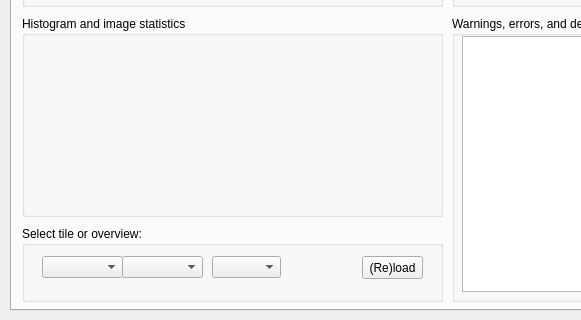
Qt form gui/viewport.ui (SBEMimage/SBEMimage) before a commit; both pictures show x 0 to 581 and y 630 to 950 of the 1050 by 950 pixel window.
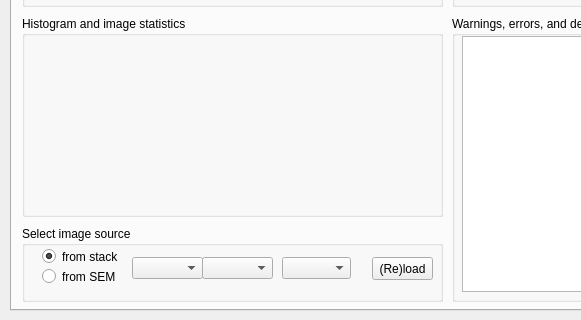
The same form after that commit. The open tabs and pages were chosen to show the change.

Commit message: Improve stats display in viewport window

```diff
--- a/gui/viewport.ui
+++ b/gui/viewport.ui
@@ -537,13 +537,13 @@
       </rect>
      </property>
      <property name="title">
-      <string>Select tile or overview:</string>
+      <string>Select image source</string>
      </property>
      <widget class="QPushButton" name="pushButton_reloadM">
       <property name="geometry">
        <rect>
-        <x>340</x>
-        <y>30</y>
+        <x>350</x>
+        <y>31</y>
         <width>61</width>
         <height>23</height>
        </rect>
@@ -555,8 +555,8 @@
      <widget class="QComboBox" name="comboBox_OVSelectorM">
       <property name="geometry">
        <rect>
-        <x>190</x>
-        <y>30</y>
+        <x>260</x>
+        <y>31</y>
         <width>69</width>
         <height>22</height>
        </rect>
@@ -565,9 +565,9 @@
      <widget class="QComboBox" name="comboBox_tileSelectorM">
       <property name="geometry">
        <rect>
-        <x>100</x>
-        <y>30</y>
-        <width>81</width>
+        <x>180</x>
+        <y>31</y>
+        <width>71</width>
         <height>22</height>
        </rect>
       </property>
@@ -575,13 +575,42 @@
      <widget class="QComboBox" name="comboBox_gridSelectorM">
       <property name="geometry">
        <rect>
-        <x>20</x>
-        <y>30</y>
-        <width>81</width>
+        <x>110</x>
+        <y>31</y>
+        <width>71</width>
         <height>22</height>
        </rect>
       </property>
      </widget>
+     <widget class="QRadioButton" name="radioButton_fromStack">
+      <property name="geometry">
+       <rect>
+        <x>20</x>
+        <y>22</y>
+        <width>82</width>
+        <height>17</height>
+       </rect>
+      </property>
+      <property name="text">
+       <string>from stack</string>
+      </property>
+      <property name="checked">
+       <bool>true</bool>
+      </property>
+     </widget>
+     <widget class="QRadioButton" name="radioButton_fromSEM">
+      <property name="geometry">
+       <rect>
+        <x>20</x>
+        <y>42</y>
+        <width>82</width>
+        <height>17</height>
+       </rect>
+      </property>
+      <property name="text">
+       <string>from SEM</string>
+      </property>
+     </widget>
     </widget>
     <widget class="QGroupBox" name="groupBox_5">
      <property name="geometry">
```
The commit also changes 1 other file.
